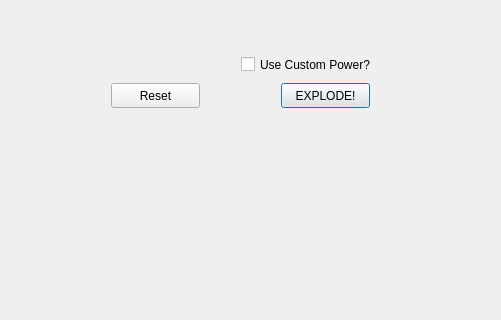
The window that volcano.ui (robertche54/a8-an-educational-app-f18) describes before a commit, drawn with Qt 5; both pictures show x 699 to 1200 and y 257 to 577 of the 1200 by 800 pixel window.
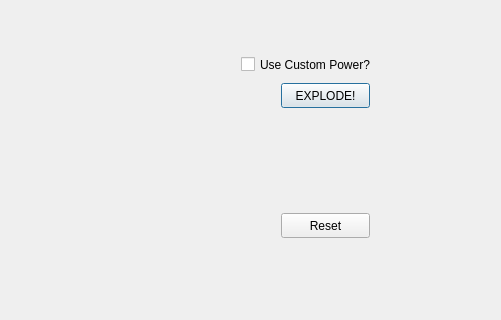
The same window after the commit.

```diff
--- a/volcano.ui
+++ b/volcano.ui
@@ -135,8 +135,8 @@
   <widget class="QPushButton" name="resetButton">
    <property name="geometry">
     <rect>
-     <x>810</x>
-     <y>340</y>
+     <x>980</x>
+     <y>470</y>
      <width>89</width>
      <height>25</height>
     </rect>
```
